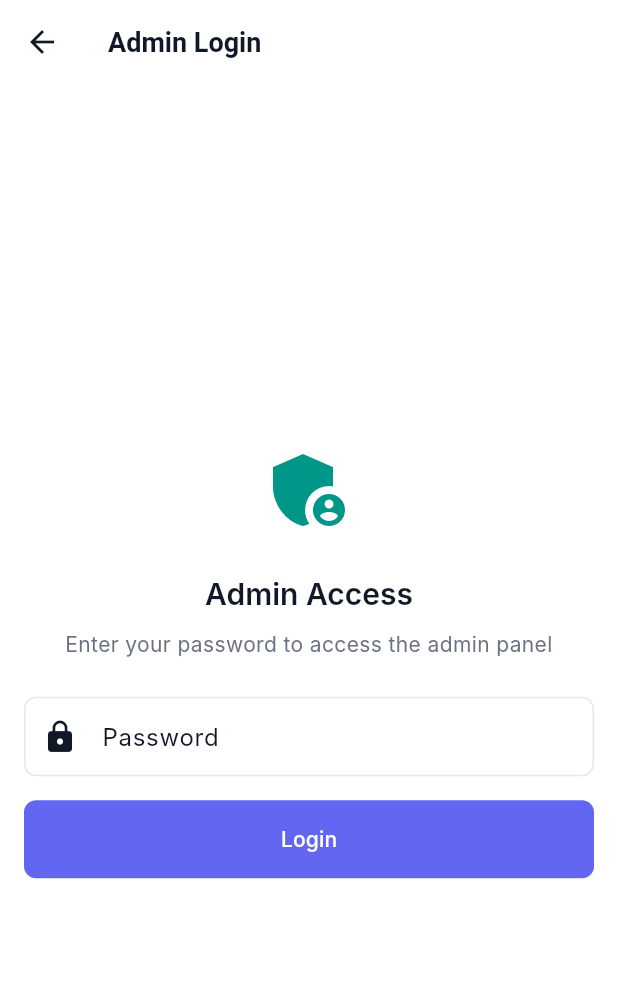
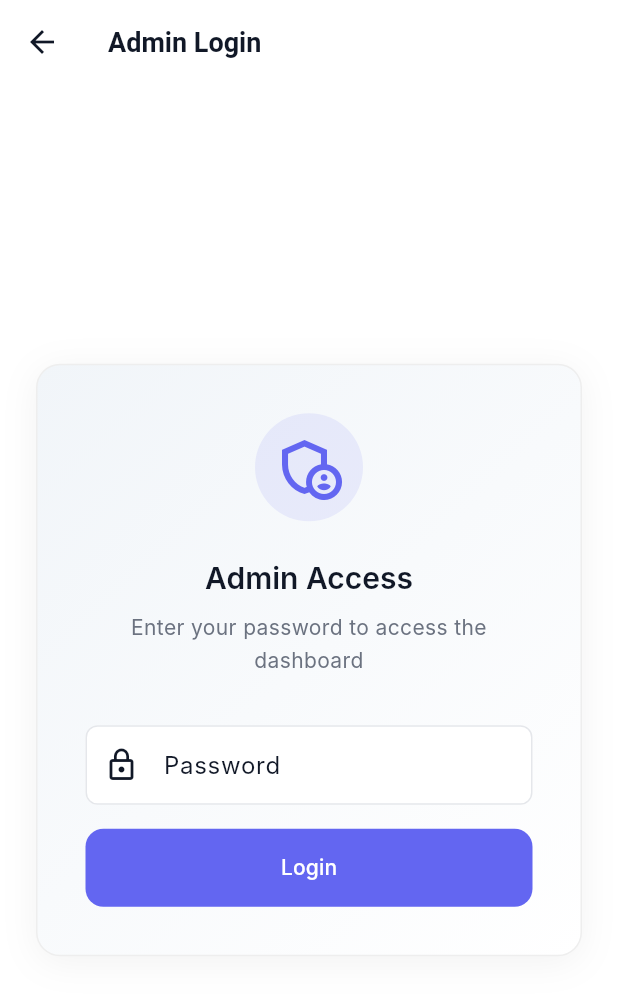
Before and after one commit to akshat2474/pages, a Flutter app: the AdminLoginScreen screen opened directly, on a phone screen of 412 x 824 dp. Shown: the top 995 px of the screen. Run offline on Flutter 3.47's test engine with Material 3 defaults, Android fonts, the phone set to English and light mode, and no system bars; our stand-ins replace flutter_markdown, image_picker, share_plus, shared_preferences, shimmer, supabase_flutter; missing offline and left inert: markdown, postgrest; accounts and stored records are empty; Roboto replaces fonts that are missing (Inter).

Commit message:
admin login

```diff
--- a/lib/screens/admin/admin_login_screen.dart
+++ b/lib/screens/admin/admin_login_screen.dart
@@ -32,7 +32,7 @@ class AdminLoginScreenState extends State<AdminLoginScreen> {
       if (mounted) {
         Navigator.pushAndRemoveUntil(
           context,
-          MaterialPageRoute(builder: (context) => AdminDashboard()),
+          MaterialPageRoute(builder: (context) => const AdminDashboard()),
           (route) => false,
         );
       }
@@ -59,66 +59,134 @@ class AdminLoginScreenState extends State<AdminLoginScreen> {
   Widget build(BuildContext context) {
     final isDarkMode = Theme.of(context).brightness == Brightness.dark;
     return Scaffold(
-      appBar: AppBar(title: Text('Admin Login')),
+      appBar: AppBar(
+        title: const Text('Admin Login'),
+        backgroundColor: Colors.transparent,
+        elevation: 0,
+      ),
       body: Stack(
         children: [
-          Padding(
-            padding: EdgeInsets.all(16),
+          Center(
+            child: SingleChildScrollView(
+              padding: const EdgeInsets.all(24),
+              child: ConstrainedBox(
+                constraints: const BoxConstraints(maxWidth: 400),
+                child: Container(
+                  padding: const EdgeInsets.all(32),
+                  decoration: BoxDecoration(
+                    gradient: LinearGradient(
+                      begin: Alignment.topLeft,
+                      end: Alignment.bottomRight,
+                      colors: isDarkMode
+                          ? [
+                              const Color(0xFF1E293B),
+                              const Color(0xFF0F172A)
+                            ]
+                          : [const Color(0xFFF1F5F9), Colors.white],
+                    ),
+                    borderRadius: BorderRadius.circular(16),
+                    border: Border.all(
+                      color: isDarkMode
+                          ? Colors.grey.shade800
+                          : Colors.grey.shade200,
+                    ),
+                    boxShadow: [
+                      BoxShadow(
+                        color:
+                            Colors.black.withOpacity(isDarkMode ? 0.3 : 0.05),
+                        blurRadius: 20,
+                        offset: const Offset(0, 4),
+                      )
+                    ],
+                  ),
                   child: Column(
                     mainAxisAlignment: MainAxisAlignment.center,
                     children: [
-                Icon(Icons.admin_panel_settings, size: 64, color: Colors.teal),
-                SizedBox(height: 24),
+                      Container(
+                        padding: const EdgeInsets.all(12),
+                        decoration: BoxDecoration(
+                          color: Theme.of(context)
+                              .colorScheme
+                              .primary
+                              .withOpacity(0.1),
+                          shape: BoxShape.circle,
+                        ),
+                        child: Icon(
+                          Icons.admin_panel_settings_outlined,
+                          size: 48,
+                          color: Theme.of(context).colorScheme.primary,
+                        ),
+                      ),
+                      const SizedBox(height: 24),
                       Text(
                         'Admin Access',
                         style: Theme.of(context).textTheme.headlineMedium,
                       ),
-                SizedBox(height: 8),
+                      const SizedBox(height: 8),
                       Text(
-                  'Enter your password to access the admin panel',
+                        'Enter your password to access the dashboard',
                         style: Theme.of(context).textTheme.bodyMedium,
                         textAlign: TextAlign.center,
                       ),
-                SizedBox(height: 24),
+                      const SizedBox(height: 32),
                       TextField(
                         controller: _passwordController,
                         decoration: InputDecoration(
                           labelText: 'Password',
-                    border: OutlineInputBorder(),
-                    prefixIcon: Icon(Icons.lock),
+                          border: OutlineInputBorder(
+                            borderRadius: BorderRadius.circular(12),
+                          ),
+                          prefixIcon: const Icon(Icons.lock_outline),
                         ),
                         obscureText: true,
                         onSubmitted: (_) => _signIn(),
                       ),
-                SizedBox(height: 16),
+                      const SizedBox(height: 16),
                       if (_errorMessage != null) ...[
                         Container(
-                    padding: EdgeInsets.all(12),
+                          width: double.infinity,
+                          padding: const EdgeInsets.all(12),
                           decoration: BoxDecoration(
-                      color: Colors.red.withValues(alpha: .1),
+                            color: Colors.red.withOpacity(0.1),
                             borderRadius: BorderRadius.circular(8),
+                            border: Border.all(
+                              color: Colors.red.withOpacity(0.3),
+                            ),
                           ),
                           child: Text(
                             _errorMessage!,
-                      style: TextStyle(color: Colors.red),
+                            style: const TextStyle(color: Colors.red),
                             textAlign: TextAlign.center,
                           ),
                         ),
-                  SizedBox(height: 16),
+                        const SizedBox(height: 16),
                       ],
                       SizedBox(
                         width: double.infinity,
                         child: ElevatedButton(
                           onPressed: _isLoading ? null : _signIn,
                           style: ElevatedButton.styleFrom(
-                      padding: EdgeInsets.symmetric(vertical: 16),
+                            padding: const EdgeInsets.symmetric(vertical: 16),
+                            shape: RoundedRectangleBorder(
+                              borderRadius: BorderRadius.circular(12),
+                            ),
                           ),
                           child: _isLoading
-                        ? CircularProgressIndicator(color: Colors.white)
-                        : Text('Login'),
+                              ? const SizedBox(
+                                  width: 24,
+                                  height: 24,
+                                  child: CircularProgressIndicator(
+                                    color: Colors.white,
+                                    strokeWidth: 2,
+                                  ),
+                                )
+                              : const Text('Login'),
                         ),
                       ),
                     ],
+                  ),
+                ),
+              ),
             ),
           ),
         ],
@@ -161,6 +229,7 @@ class AdminDashboardState extends State<AdminDashboard>
             .toList();
       });
     } catch (e) {
+      if (!mounted) return;
       ScaffoldMessenger.of(context).showSnackBar(
         SnackBar(
           content: Text('Error loading posts: $e'),
@@ -168,48 +237,49 @@ class AdminDashboardState extends State<AdminDashboard>
         ),
       );
     } finally {
+      if (mounted) {
         setState(() => _isLoading = false);
+      }
     }
   }
 
   @override
   Widget build(BuildContext context) {
-    final isDarkMode = Theme.of(context).brightness == Brightness.dark;
     return WillPopScope(
       onWillPop: () async {
         return false;
       },
       child: Scaffold(
         appBar: AppBar(
-          title: Text('Admin Dashboard'),
+          title: const Text('Admin Dashboard'),
           automaticallyImplyLeading: false,
           actions: [
             IconButton(
-              icon: Icon(Icons.home),
+              icon: const Icon(Icons.home_outlined),
               onPressed: () {
                 Navigator.pushAndRemoveUntil(
                   context,
-                  MaterialPageRoute(builder: (context) => NoterHomeScreen()),
+                  MaterialPageRoute(builder: (context) => const NoterHomeScreen()),
                   (route) => false,
                 );
               },
             ),
             IconButton(
-              icon: Icon(Icons.logout),
+              icon: const Icon(Icons.logout),
               onPressed: () async {
                 final shouldLogout = await showDialog<bool>(
                   context: context,
                   builder: (context) => AlertDialog(
-                    title: Text('Logout'),
-                    content: Text('Are you sure you want to logout?'),
+                    title: const Text('Logout'),
+                    content: const Text('Are you sure you want to logout?'),
                     actions: [
                       TextButton(
                         onPressed: () => Navigator.pop(context, false),
-                        child: Text('Cancel'),
+                        child: const Text('Cancel'),
                       ),
                       TextButton(
                         onPressed: () => Navigator.pop(context, true),
-                        child: Text(
+                        child: const Text(
                           'Logout',
                           style: TextStyle(color: Colors.red),
                         ),
@@ -220,9 +290,11 @@ class AdminDashboardState extends State<AdminDashboard>
 
                 if (shouldLogout == true) {
                   await AuthService.signOut();
+                  if (!mounted) return;
                   Navigator.pushAndRemoveUntil(
                     context,
-                    MaterialPageRoute(builder: (context) => NoterHomeScreen()),
+                    MaterialPageRoute(
+                        builder: (context) => const NoterHomeScreen()),
                     (route) => false,
                   );
                 }
@@ -231,11 +303,11 @@ class AdminDashboardState extends State<AdminDashboard>
           ],
           bottom: TabBar(
             controller: _tabController,
-            tabs: [
-              Tab(icon: Icon(Icons.edit), text: 'Write Post'),
-              Tab(icon: Icon(Icons.list), text: 'Manage Posts'),
-              Tab(icon: Icon(Icons.today), text: 'Daily Content'),
-              Tab(icon: Icon(Icons.person), text: 'About'),
+            tabs: const [
+              Tab(icon: Icon(Icons.edit_outlined), text: 'Write Post'),
+              Tab(icon: Icon(Icons.list_alt_outlined), text: 'Manage Posts'),
+              Tab(icon: Icon(Icons.today_outlined), text: 'Daily Content'),
+              Tab(icon: Icon(Icons.person_outline), text: 'About'),
             ],
           ),
         ),
@@ -250,8 +322,8 @@ class AdminDashboardState extends State<AdminDashboard>
                   isLoading: _isLoading,
                   onRefresh: _loadPosts,
                 ),
-                DailyContentTab(),
-                EditAboutTab(),
+                const DailyContentTab(),
+                const EditAboutTab(),
               ],
             ),
           ],
--- a/lib/screens/blog/blog_home_screen.dart
+++ b/lib/screens/blog/blog_home_screen.dart
@@ -55,7 +55,6 @@ class BlogHomeScreenState extends State<BlogHomeScreen> {
 
   @override
   Widget build(BuildContext context) {
-    final isDarkMode = Theme.of(context).brightness == Brightness.dark;
     return Stack(
       children: [
         Column(
--- a/lib/screens/blog/noter_home_screen.dart
+++ b/lib/screens/blog/noter_home_screen.dart
@@ -18,7 +18,6 @@ import '../../widgets/animated_widgets.dart';
 import '../../widgets/skeleton_widgets.dart';
 import '../../utils/page_transitions.dart';
 import '../../widgets/footer.dart';
-import 'package:cached_network_image/cached_network_image.dart';
 
 class GreenUnderline extends StatelessWidget {
   const GreenUnderline({super.key});
@@ -124,7 +123,6 @@ class NoterHomeScreenState extends State<NoterHomeScreen> {
 
   @override
   Widget build(BuildContext context) {
-    final isDarkMode = Theme.of(context).brightness == Brightness.dark;
 
     return Scaffold(
       backgroundColor: Theme.of(context).scaffoldBackgroundColor,
```
Lines whose indentation alone changed are shown as unchanged.
